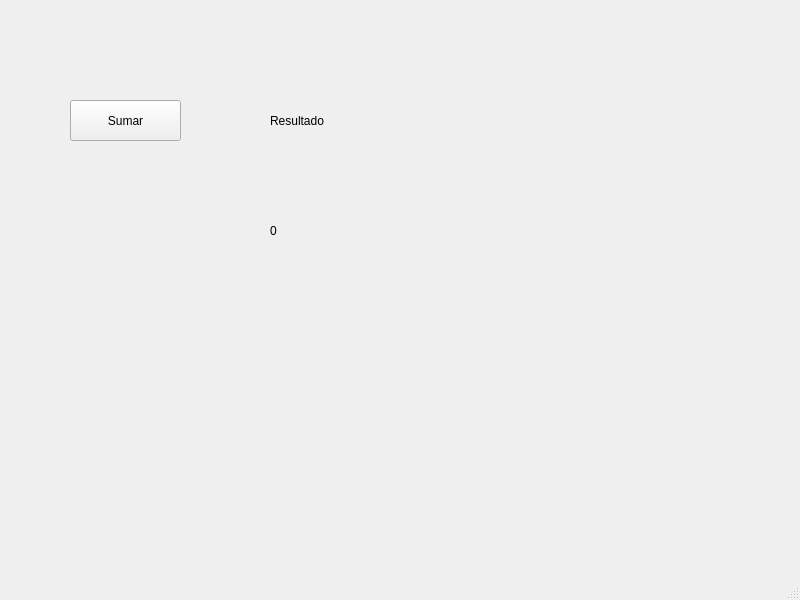
Qt form Unidad 3/TranspasoInfoVentanas/Ejemplo 2/Main_RecepcionInfo.ui (cisgarnat/PIP-2024-01) before a commit.
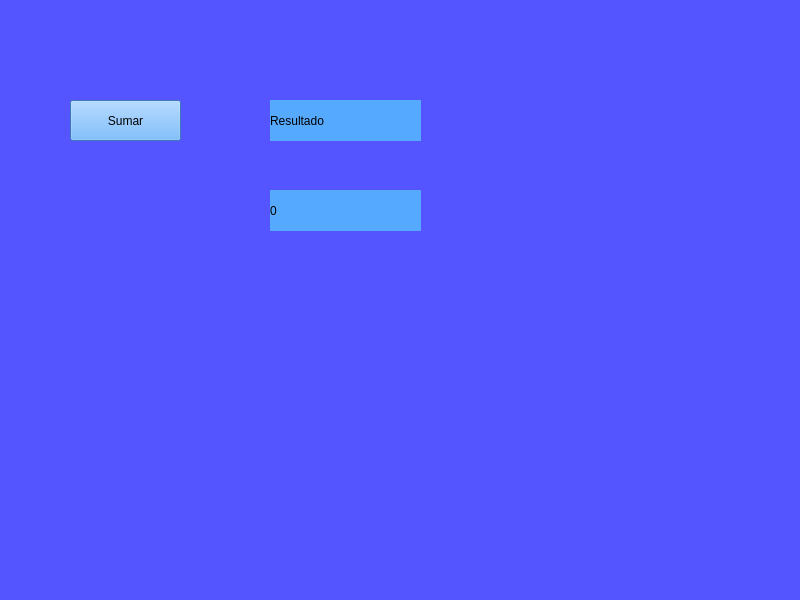
The same form after that commit.

```diff
--- a/Unidad 3/TranspasoInfoVentanas/Ejemplo 2/Main_RecepcionInfo.ui
+++ b/Unidad 3/TranspasoInfoVentanas/Ejemplo 2/Main_RecepcionInfo.ui
@@ -13,6 +13,9 @@
   <property name="windowTitle">
    <string>MainWindow</string>
   </property>
+  <property name="styleSheet">
+   <string notr="true">background-color: rgb(85, 85, 255);</string>
+  </property>
   <widget class="QWidget" name="centralwidget">
    <widget class="QPushButton" name="btn_sumar">
     <property name="geometry">
@@ -23,6 +26,9 @@
       <height>41</height>
      </rect>
     </property>
+    <property name="styleSheet">
+     <string notr="true">background-color: rgb(85, 170, 255);</string>
+    </property>
     <property name="text">
      <string>Sumar</string>
     </property>
@@ -31,11 +37,14 @@
     <property name="geometry">
      <rect>
       <x>270</x>
-      <y>210</y>
+      <y>190</y>
       <width>151</width>
       <height>41</height>
      </rect>
     </property>
+    <property name="styleSheet">
+     <string notr="true">background-color: rgb(85, 170, 255);</string>
+    </property>
     <property name="text">
      <string>0</string>
     </property>
@@ -49,6 +58,9 @@
       <height>41</height>
      </rect>
     </property>
+    <property name="styleSheet">
+     <string notr="true">background-color: rgb(85, 170, 255);</string>
+    </property>
     <property name="text">
      <string>Resultado</string>
     </property>
```
